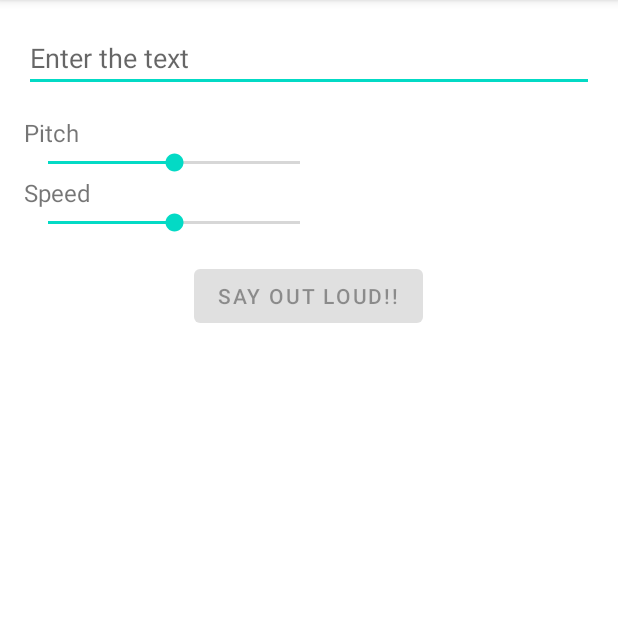
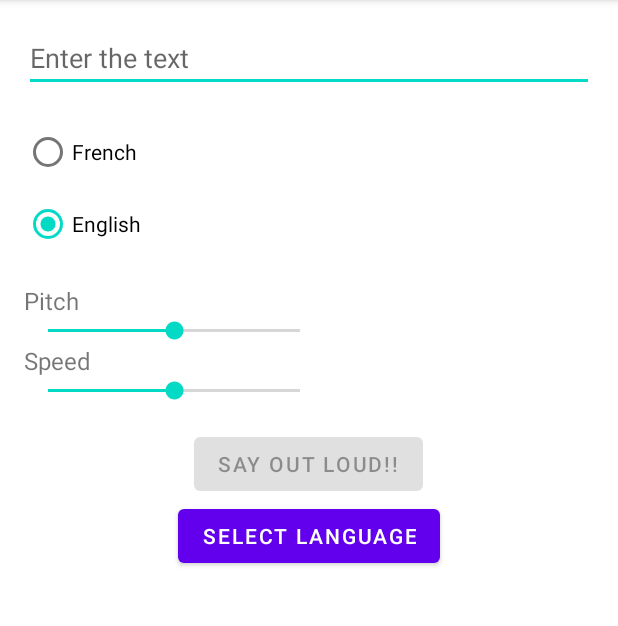
Before and after one commit to ilkayalbayrak/SPR_Project, an Android app: the screen it shows after launch (MainActivity), on a phone screen of 412 x 824 dp, the part 84-710 px from its top. Run offline under Robolectric (Android 15) with nearby library versions, the phone set to English and light mode, and no system bars.

Commit message:
Added language selection - Lang selection functionality by using radio buttons

```diff
--- a/app/src/main/res/layout/activity_main.xml
+++ b/app/src/main/res/layout/activity_main.xml
@@ -17,11 +17,33 @@
         android:inputType="textMultiLine"
         />
 
+    <RadioGroup
+        android:id="@+id/radioGroup"
+        android:layout_width="match_parent"
+        android:layout_height="wrap_content">
+
+        <RadioButton
+            android:id="@+id/radio_fr"
+            android:layout_width="match_parent"
+            android:layout_height="wrap_content"
+            android:text="French" />
+
+        <RadioButton
+            android:checked="true"
+            android:id="@+id/radio_en"
+            android:layout_width="match_parent"
+            android:layout_height="wrap_content"
+            android:text="English" />
+    </RadioGroup>
+
+
+
     <TextView
         android:layout_width="wrap_content"
         android:layout_height="wrap_content"
         android:text="@string/pitch"
         android:textSize="16sp"
+        android:layout_marginTop="16dp"
         />
     <SeekBar
         android:id="@+id/seek_bar_pitch"
@@ -50,4 +72,12 @@
         android:layout_gravity="center_horizontal"
         android:enabled="false"/>
 
+    <Button
+        android:id="@+id/button_select_language"
+        android:layout_width="wrap_content"
+        android:layout_height="wrap_content"
+        android:text="select language"
+        android:layout_gravity="center_horizontal"/>
+
+
 </LinearLayout>
```
Also changed, not shown: app/src/main/java/com/example/text2speechproject/MainActivity.java (+115 -44 lines).
